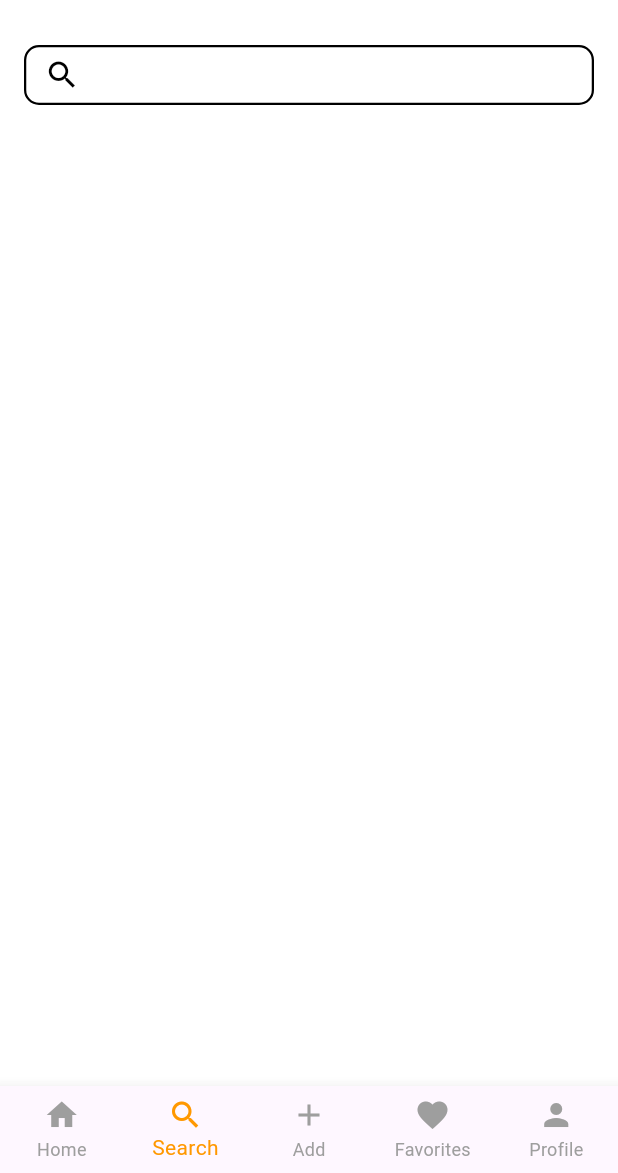
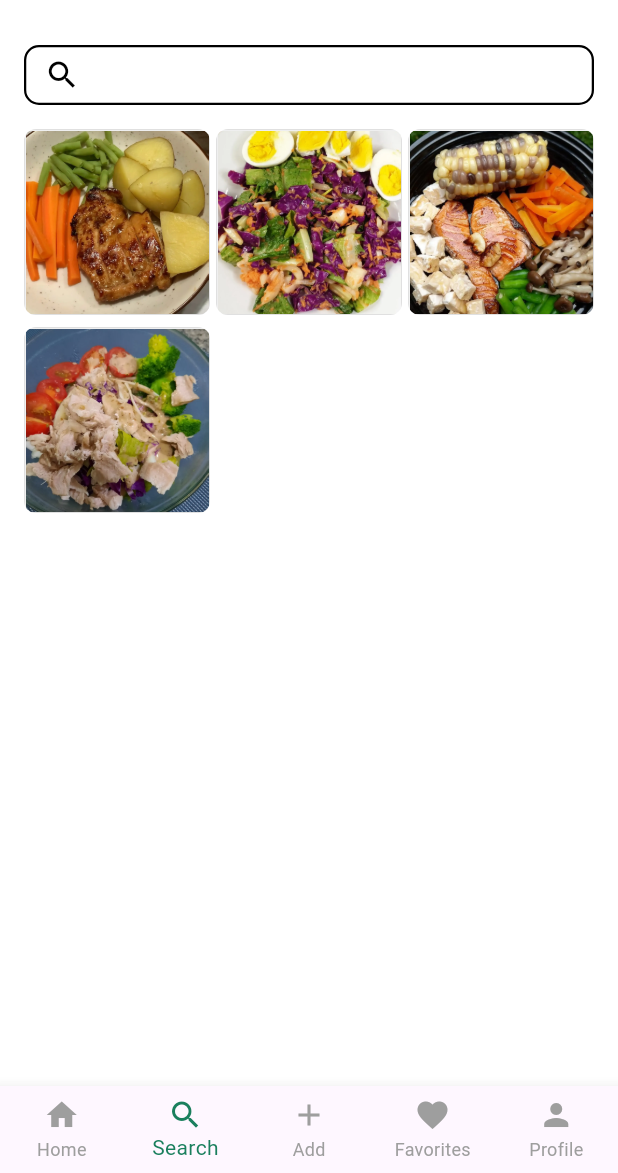
Before and after one commit to fitriangriyani/fondend, a Flutter app: the Tombol screen opened directly, item 2 of the bottom bar chosen, on a phone screen of 412 x 824 dp, the part 63-1236 px from its top. Run offline on Flutter 3.47's test engine with Material 3 defaults, Android fonts, the phone set to English and light mode, and no system bars; our stand-ins replace google_fonts.

Commit message:
search.dart

```diff
--- a/lib/search.dart
+++ b/lib/search.dart
@@ -55,7 +55,7 @@ class _TombolState extends State<Tombol> {
           BottomNavigationBarItem(icon: Icon(Icons.favorite), label: 'Favorites'),
           BottomNavigationBarItem(icon: Icon(Icons.person), label: 'Profile'),
         ],
-        selectedItemColor: Colors.orange,
+        selectedItemColor: Color(0xFF1A7F5D),
         unselectedItemColor: Colors.grey,
         type: BottomNavigationBarType.fixed,
       ),
@@ -67,6 +67,14 @@ class SlimChefScreen extends StatelessWidget {
   const SlimChefScreen({super.key});
   @override
   Widget build(BuildContext context) {
+    // List of image assets
+    final List<String> imagePaths = [
+      'assets/gambar/chicken_steak.jpg',
+      'assets/gambar/salad_sayur.jpg',
+      'assets/gambar/salmon_panggang.jpg',
+      'assets/gambar/tuna_salad.jpg',
+    ];
+
     return Scaffold(
       backgroundColor: Colors.white,
       appBar: AppBar(
@@ -106,6 +114,32 @@ class SlimChefScreen extends StatelessWidget {
                 ),
               ),
             ),
+            const SizedBox(height: 16),
+            // Grid of food images
+            Expanded(
+              child: GridView.builder(
+                gridDelegate: const SliverGridDelegateWithFixedCrossAxisCount(
+                  crossAxisCount: 3, // 3 columns for Instagram-like layout
+                  crossAxisSpacing: 4, // Spacing between columns
+                  mainAxisSpacing: 8, // Spacing between rows
+                ),
+                itemCount: imagePaths.length, // Number of images in the list
+                itemBuilder: (context, index) {
+                  return ClipRRect(
+                    borderRadius: BorderRadius.circular(8),
+                    child: Container(
+                      decoration: BoxDecoration(
+                        border: Border.all(color: Colors.grey.shade300, width: 1),
+                      ),
+                      child: Image.asset(
+                        imagePaths[index], // Use image paths from the list
+                        fit: BoxFit.cover,
+                      ),
+                    ),
+                  );
+                },
+              ),
+            ),
           ],
         ),
       ),
```
